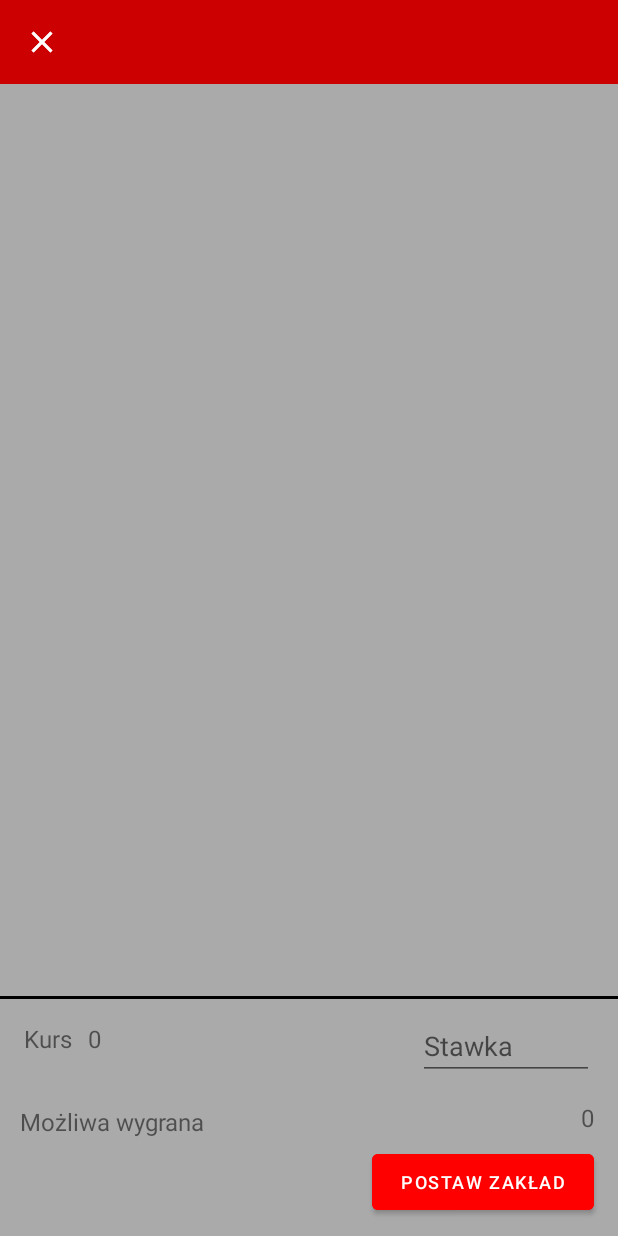
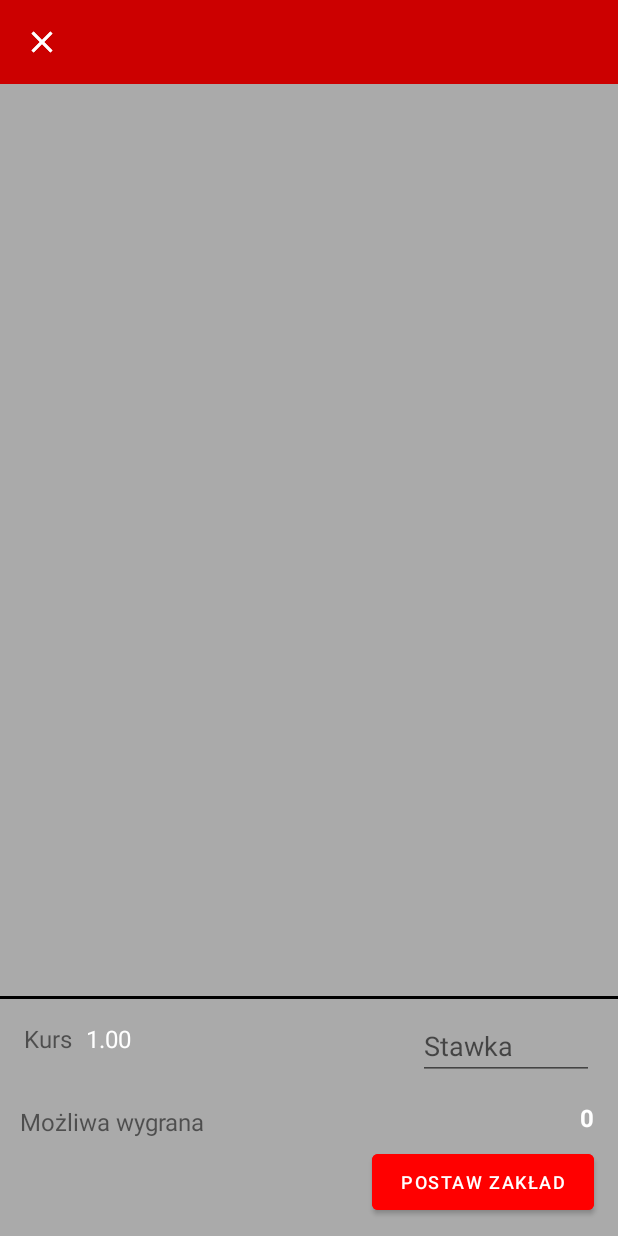
Before and after one commit to Fiko99/InzBet, an Android app: the NewBetActivity screen opened directly, with no data from a screen before it, on a phone screen of 412 x 824 dp. Run offline under Robolectric (Android 15) with nearby library versions, the phone set to English and light mode, and no system bars; 5 statements that could not run were skipped.

Commit message:
Added total odd counting

```diff
--- a/app/src/main/java/com/example/inzbet/CouponRecycleViewAdapter.java
+++ b/app/src/main/java/com/example/inzbet/CouponRecyclerViewAdapter.java
@@ -12,10 +12,10 @@ import com.example.inzbet.pojo.Match;
 
 import java.util.List;
 
-public class CouponRecycleViewAdapter extends RecyclerView.Adapter<CouponRecycleViewAdapter.ViewHolder> {
+public class CouponRecyclerViewAdapter extends RecyclerView.Adapter<CouponRecyclerViewAdapter.ViewHolder> {
     List<Match> MatchList;
 
-    public CouponRecycleViewAdapter(List<Match> matchList) {
+    public CouponRecyclerViewAdapter(List<Match> matchList) {
         this.MatchList = matchList;
     }
 
@@ -28,7 +28,7 @@ public class CouponRecycleViewAdapter extends RecyclerView.Adapter<CouponRecycle
     }
 
     @Override
-    public void onBindViewHolder(@NonNull CouponRecycleViewAdapter.ViewHolder holder, int position) {
+    public void onBindViewHolder(@NonNull CouponRecyclerViewAdapter.ViewHolder holder, int position) {
         Match match = MatchList.get(position);
         holder.cHomeTeam.setText(match.getHomeTeam().getName());
         holder.cAwayTeam.setText(match.getAwayTeam().getName());
@@ -39,6 +39,7 @@ public class CouponRecycleViewAdapter extends RecyclerView.Adapter<CouponRecycle
             holder.odd.setText(String.format("%.2f", match.getOdds().getDrawOdd()));
         if (match.getType().equals("2"))
             holder.odd.setText(String.format("%.2f", match.getOdds().getAwayTeamOdd()));
+
     }
 
     @Override
--- a/app/src/main/java/com/example/inzbet/NewBetActivity.java
+++ b/app/src/main/java/com/example/inzbet/NewBetActivity.java
@@ -3,6 +3,7 @@ package com.example.inzbet;
 import android.os.Bundle;
 import android.view.View;
 import android.widget.ImageButton;
+import android.widget.TextView;
 
 import androidx.appcompat.app.AppCompatActivity;
 import androidx.recyclerview.widget.LinearLayoutManager;
@@ -15,9 +16,11 @@ import java.util.ArrayList;
 public class NewBetActivity extends AppCompatActivity {
 
     private ImageButton cancel;
-    RecyclerView recyclerView;
-    ArrayList<Match> rMatches;
-    CouponRecycleViewAdapter couponAdapter;
+    private TextView oddsSum;
+    private RecyclerView recyclerView;
+    private ArrayList<Match> rMatches;
+    private CouponRecyclerViewAdapter couponAdapter;
+    private float totalOdd;
 
     @Override
     protected void onCreate(Bundle savedInstanceState) {
@@ -26,6 +29,7 @@ public class NewBetActivity extends AppCompatActivity {
         setContentView(R.layout.activity_new_bet);
 
         cancel = findViewById(R.id.cancel_icon);
+        oddsSum = findViewById(R.id.odd);
 
         cancel.setOnClickListener(new View.OnClickListener() {
             @Override
@@ -34,12 +38,26 @@ public class NewBetActivity extends AppCompatActivity {
             }
         });
 
-        couponAdapter = new CouponRecycleViewAdapter(rMatches);
+        couponAdapter = new CouponRecyclerViewAdapter(rMatches);
 
         this.recyclerView = findViewById(R.id.couponRV);
         this.recyclerView.setHasFixedSize(true);
         this.recyclerView.setLayoutManager(new LinearLayoutManager(getApplicationContext()));
         this.recyclerView.setAdapter(couponAdapter);
+
+        totalOdd = 1;
+        for (Match m : rMatches) {
+            if (m.getType().equals("1")) {
+                totalOdd *= Math.round(m.getOdds().getHomeTeamOdd() * 100) / 100f;
+            }
+            if (m.getType().equals("X")) {
+                totalOdd *= Math.round(m.getOdds().getDrawOdd() * 100) / 100f;
+            }
+            if (m.getType().equals("2")) {
+                totalOdd *= Math.round(m.getOdds().getAwayTeamOdd() * 100) / 100f;
+            }
+        }
+        oddsSum.setText(String.format("%.2f", totalOdd));
     }
 
     @Override
--- a/app/src/main/java/com/example/inzbet/fragments/AccountFragment.java
+++ b/app/src/main/java/com/example/inzbet/fragments/AccountFragment.java
@@ -3,10 +3,8 @@ package com.example.inzbet.fragments;
 import android.content.Context;
 import android.content.SharedPreferences;
 import android.os.Bundle;
-import android.text.Editable;
 import android.text.InputFilter;
 import android.text.Spanned;
-import android.text.TextWatcher;
 import android.view.LayoutInflater;
 import android.view.View;
 import android.view.ViewGroup;
@@ -28,7 +26,7 @@ public class AccountFragment extends Fragment {
     private EditText depositValue;
     private Button deposit, withdraw;
     private TextView accountBalance;
-    SharedPreferences sharedPreferences;
+    private SharedPreferences sharedPreferences;
     private float price, previous, subtraction, sum, amount, number;
 
     @Nullable
@@ -45,7 +43,6 @@ public class AccountFragment extends Fragment {
         deposit.setOnClickListener(new View.OnClickListener() {
             @Override
             public void onClick(View v) {
-
 
                 if (depositValue.length() <= 0) {
                     depositValue.setError("To pole jest wymagane");
--- a/app/src/main/java/com/example/inzbet/fragments/MatchesFragment.java
+++ b/app/src/main/java/com/example/inzbet/fragments/MatchesFragment.java
@@ -64,6 +64,7 @@ public class MatchesFragment extends Fragment {
             } catch (Exception e) {
             }
         }
+
         matchAdapter = new MatchRecyclerViewAdapter(rMatches.matches);
         ref.matches = rMatches.matches;
         this.recyclerView = view.findViewById(R.id.matchRV);
--- a/app/src/main/java/com/example/inzbet/pojo/Odds.java
+++ b/app/src/main/java/com/example/inzbet/pojo/Odds.java
@@ -1,7 +1,4 @@
 package com.example.inzbet.pojo;
-
-import android.os.Parcel;
-import android.os.Parcelable;
 
 public class Odds {
     private float homeTeamOdd;
--- a/app/src/main/res/layout/bet_summary.xml
+++ b/app/src/main/res/layout/bet_summary.xml
@@ -37,6 +37,7 @@
             android:layout_height="wrap_content"
             android:text="0"
             android:textSize="16dp"
+            android:textColor="@color/white"
             app:layout_constraintBottom_toBottomOf="parent"
             app:layout_constraintEnd_toStartOf="@+id/deposit_value"
             app:layout_constraintHorizontal_bias="0.048"
@@ -51,6 +52,8 @@
             android:layout_marginBottom="68dp"
             android:text="0"
             android:textSize="16dp"
+            android:textStyle="bold"
+            android:textColor="@color/white"
             app:layout_constraintBottom_toBottomOf="parent"
             app:layout_constraintEnd_toEndOf="parent"
             app:layout_constraintHorizontal_bias="0.96"
```
Also changed, not shown: app/src/main/java/com/example/inzbet/MainActivity.java (+23 -1 lines), app/src/main/java/com/example/inzbet/MatchRecyclerViewAdapter.java (+6 -6 lines).
